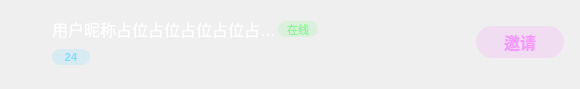
First picture: the form in UI/RoomInvitePageItem.ui, repository zhaopan06/AudioTool, before the edit.
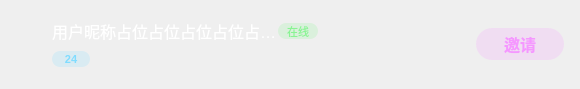
Second picture: the form after the edit. Icons and pictures are not drawn. Custom widgets are drawn as their Qt base class.

The edit to the form file:
```diff
--- a/UI/RoomInvitePageItem.ui
+++ b/UI/RoomInvitePageItem.ui
@@ -36,13 +36,13 @@
     <number>0</number>
    </property>
    <property name="topMargin">
-    <number>13</number>
+    <number>15</number>
    </property>
    <property name="rightMargin">
     <number>16</number>
    </property>
    <property name="bottomMargin">
-    <number>17</number>
+    <number>15</number>
    </property>
    <item>
     <widget class="CRoundLabel" name="image">
```
